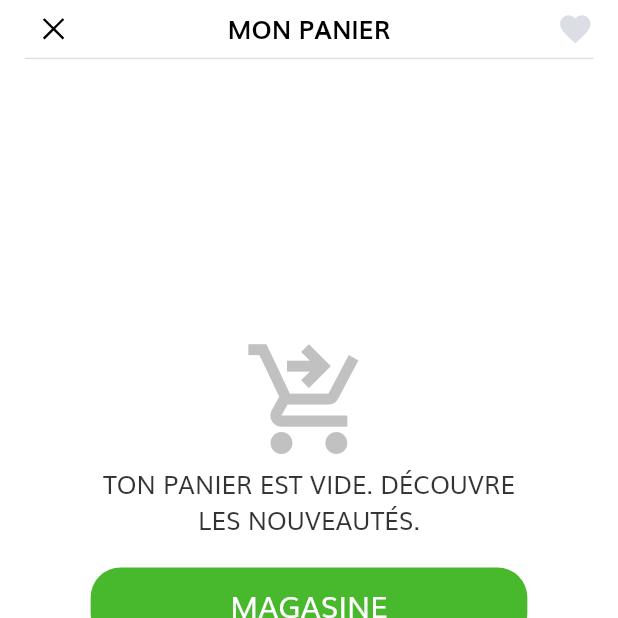
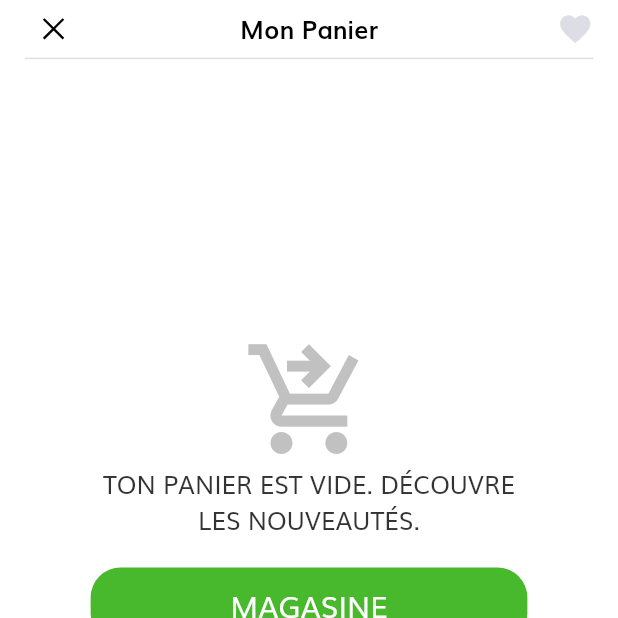
Before and after one commit to Bamos73/TraveV1, a Flutter app: the CartScreen screen opened by its route, on a phone screen of 412 x 824 dp, the top half of it. Run offline on Flutter 3.47's test engine with Material 2 defaults, Android fonts, the phone set to English and light mode, and no system bars; our stand-ins replace awesome_snackbar_content, cloud_firestore, connectivity_plus, firebase_auth, firebase_core, flutter_svg and 5 more; missing offline and left inert: capped_progress_indicator, firebase_performance, flutter_facebook_auth, slide_popup_dialog_null_safety, twitter_login; accounts and stored records are empty.

Commit message:
final Commit

```diff
--- a/lib/screens/cart/components/header_cart.dart
+++ b/lib/screens/cart/components/header_cart.dart
@@ -18,7 +18,7 @@ class HeaderCart extends StatelessWidget {
               child: ButtonClose()),
         ),
         Text(
-          "MON PANIER",
+          "Mon Panier",
           style: TextStyle(
             fontWeight: FontWeight.bold,
             fontSize: getProportionateScreenWidth(15),
```
